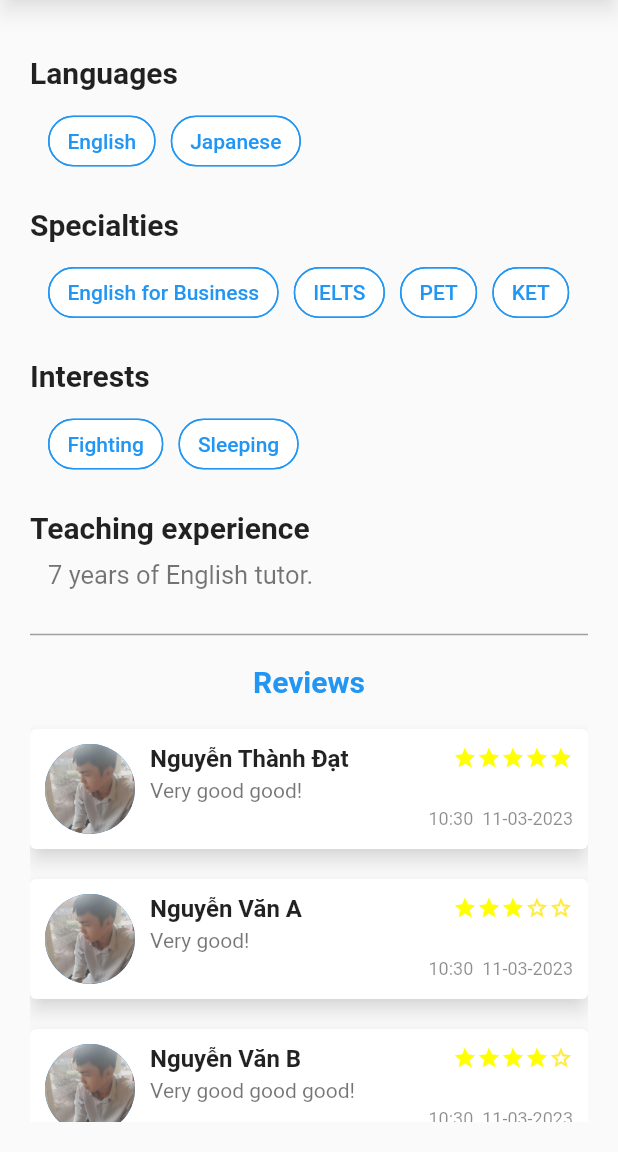
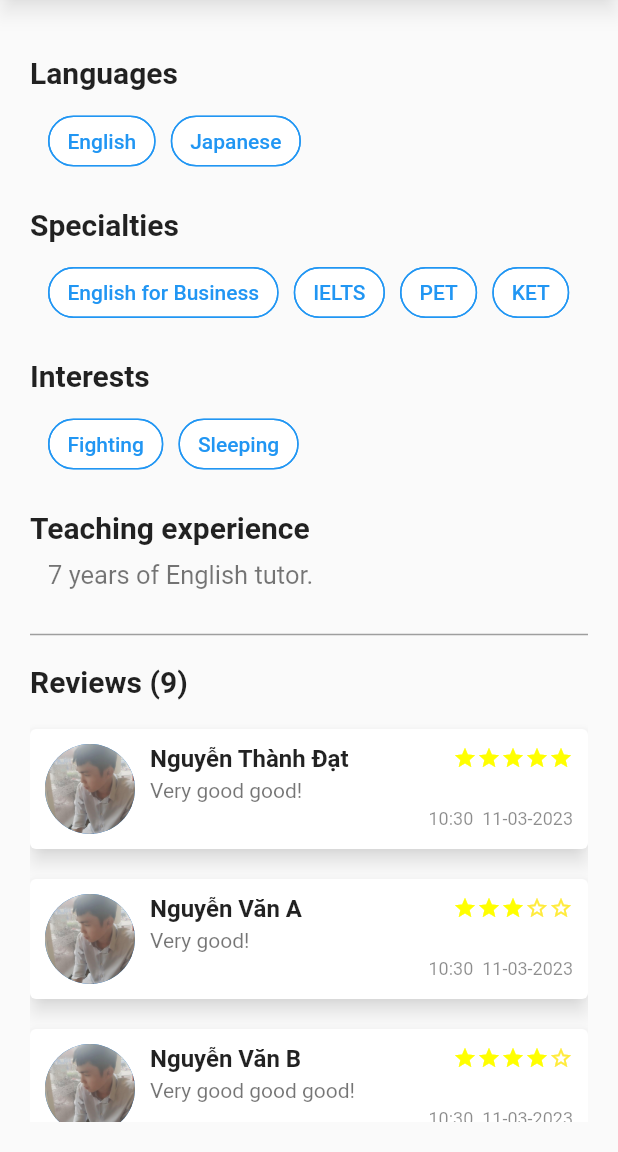
Before and after one commit to ntdat6310/lettutor_advanced_mobile, a Flutter app: the screen it shows after launch, scrolled down 576 dp, on a phone screen of 412 x 824 dp, the part 84-1236 px from its top. Run offline on Flutter 3.47's test engine with Material 2 defaults, Android fonts, the phone set to English and light mode, and no system bars.

Commit message:
style: change alignment of review title

```diff
--- a/lib/ui/pages/teacher_detail/components/review_list.dart
+++ b/lib/ui/pages/teacher_detail/components/review_list.dart
@@ -12,14 +12,14 @@ class ReviewList extends StatelessWidget {
   final TextStyle titleStyle = const TextStyle(
     fontSize: 20,
     fontWeight: FontWeight.bold,
-    color: Colors.blue
+    // color: Colors.blue
   );
 
   @override
   Widget build(BuildContext context) {
     return  Column(
       mainAxisAlignment: MainAxisAlignment.start,
-      crossAxisAlignment: CrossAxisAlignment.center,
+      crossAxisAlignment: CrossAxisAlignment.start,
       children: [
         const Divider(
           color: Colors.grey,
@@ -28,7 +28,7 @@ class ReviewList extends StatelessWidget {
         ),
         const SizedBox(height: 10),
         Text(
-          "Reviews",
+          "Reviews (${reviewList.length})",
           style: titleStyle,
         ),
         const SizedBox(height: 10),
```
